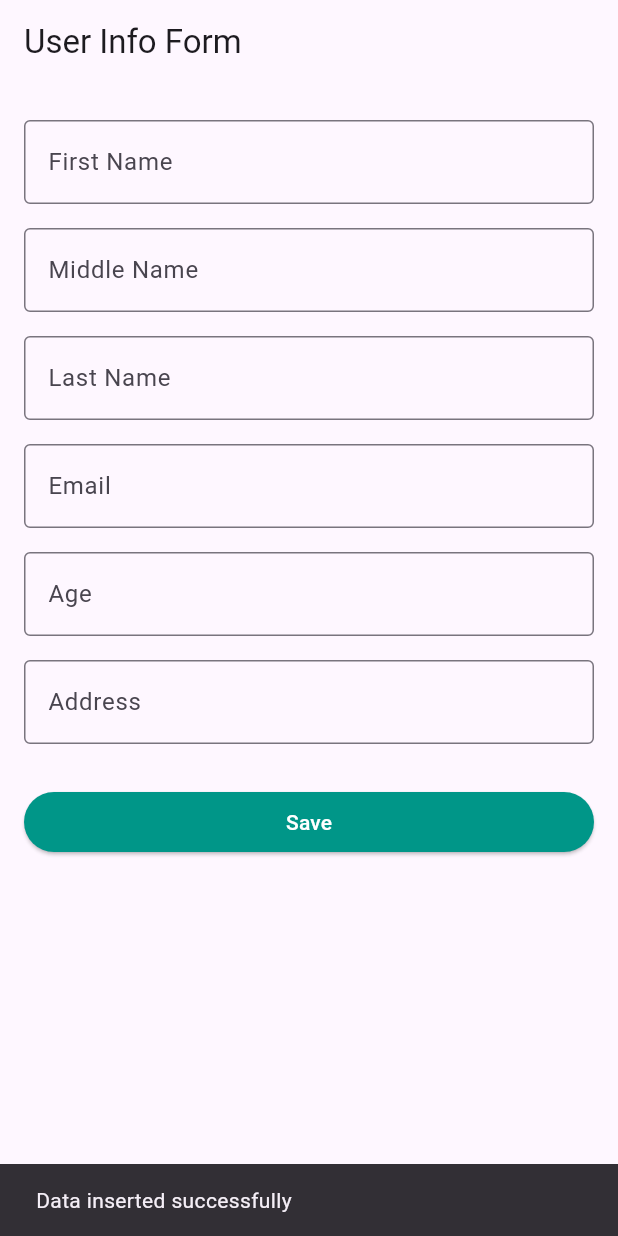
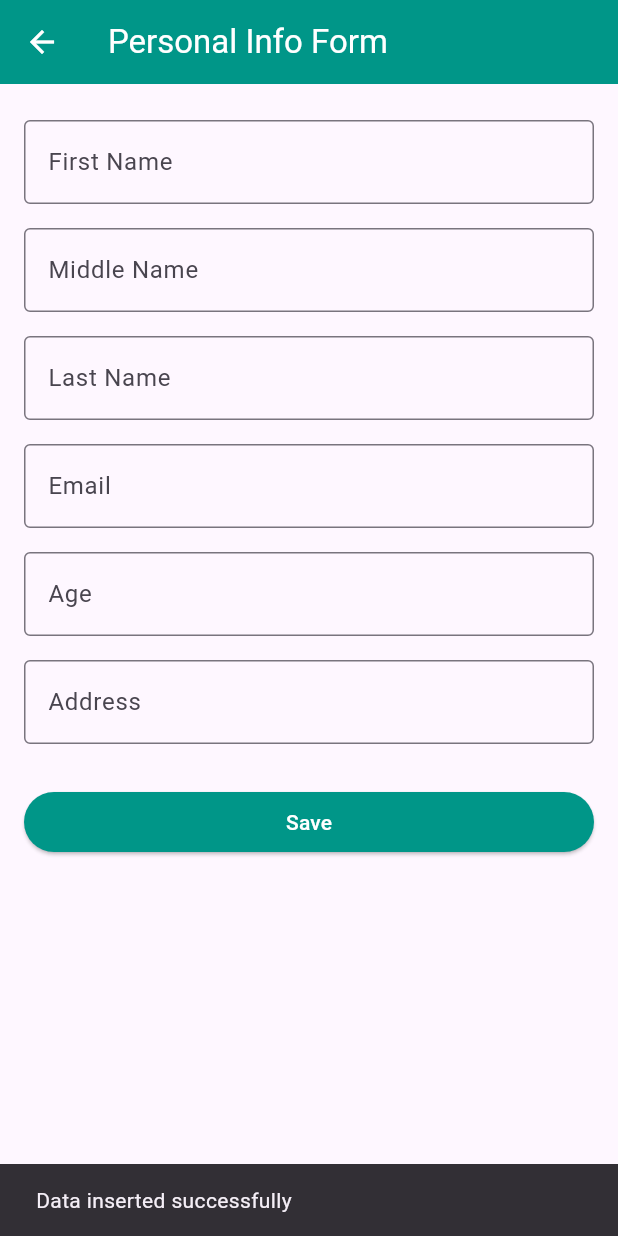
Before and after one commit to herojohncas/MyFirstFlutterApp, a Flutter app: the PersonalInfoPage screen opened directly, after a tap on "Save", on a phone screen of 412 x 824 dp. Run offline on Flutter 3.47's test engine with Material 3 defaults, Android fonts, the phone set to English and light mode, and no system bars; our stand-ins replace cloud_firestore, firebase_core; accounts and stored records are empty.

Commit message:
add back button in the app bar of personal information

```diff
--- a/lib/screens/personal_info.dart
+++ b/lib/screens/personal_info.dart
@@ -1,5 +1,6 @@
 import 'package:flutter/material.dart';
 import 'package:first_application/service/personal_info_service.dart';
+import 'package:first_application/screens/dashboard.dart';
 
 class PersonalInfoPage extends StatefulWidget {
   @override
@@ -14,7 +15,6 @@ class _PersonalInfoPageState extends State<PersonalInfoPage> {
   final TextEditingController addressController = TextEditingController();
   final TextEditingController emailController = TextEditingController();
   final PersonalInfoService personalInfoService = PersonalInfoService();
-
 
   void handleSubmit() async {
     final fname = fnameController.text.trim();
@@ -31,10 +31,17 @@ class _PersonalInfoPageState extends State<PersonalInfoPage> {
     print("Age: $age");
     print("Address: $address");
 
-    await personalInfoService.insertUserData(fname, mname, lname, email, age, address);
-    ScaffoldMessenger.of(context).showSnackBar(
-      SnackBar(content: Text('Data inserted successfully')),
+    await personalInfoService.insertUserData(
+      fname,
+      mname,
+      lname,
+      email,
+      age,
+      address,
     );
+    ScaffoldMessenger.of(
+      context,
+    ).showSnackBar(SnackBar(content: Text('Data inserted successfully')));
     fnameController.clear();
     mnameController.clear();
     lnameController.clear();
@@ -46,7 +53,19 @@ class _PersonalInfoPageState extends State<PersonalInfoPage> {
   @override
   Widget build(BuildContext context) {
     return Scaffold(
-      appBar: AppBar(title: Text("User Info Form")),
+      appBar: AppBar(
+        backgroundColor: Colors.teal,
+        leading: IconButton(
+          icon: Icon(Icons.arrow_back, color: Colors.white),
+          onPressed: () {
+            Navigator.pushReplacement(
+              context,
+              MaterialPageRoute(builder: (context) => DashboardPage()),
+            );
+          },
+        ),
+        title: Text("Personal Info Form", style: TextStyle(color: Colors.white)),
+      ),
       body: Padding(
         padding: const EdgeInsets.all(16.0),
         child: ListView(
@@ -54,14 +73,20 @@ class _PersonalInfoPageState extends State<PersonalInfoPage> {
             _buildTextField("First Name", fnameController),
             _buildTextField("Middle Name", mnameController),
             _buildTextField("Last Name", lnameController),
-            _buildTextField("Email", emailController, keyboardType: TextInputType.emailAddress),
-            _buildTextField("Age", ageController, keyboardType: TextInputType.number),
+            _buildTextField(
+              "Email",
+              emailController,
+              keyboardType: TextInputType.emailAddress,
+            ),
+            _buildTextField(
+              "Age",
+              ageController,
+              keyboardType: TextInputType.number,
+            ),
             _buildTextField("Address", addressController),
             SizedBox(height: 20),
             ElevatedButton(
-              style: ElevatedButton.styleFrom(
-                backgroundColor: Colors.teal,
-              ),
+              style: ElevatedButton.styleFrom(backgroundColor: Colors.teal),
               onPressed: handleSubmit,
               child: Text("Save", style: TextStyle(color: Colors.white)),
             ),
@@ -71,7 +96,11 @@ class _PersonalInfoPageState extends State<PersonalInfoPage> {
     );
   }
 
-  Widget _buildTextField(String label, TextEditingController controller, {TextInputType? keyboardType}) {
+  Widget _buildTextField(
+    String label,
+    TextEditingController controller, {
+    TextInputType? keyboardType,
+  }) {
     return Padding(
       padding: const EdgeInsets.symmetric(vertical: 8.0),
       child: TextField(
```
